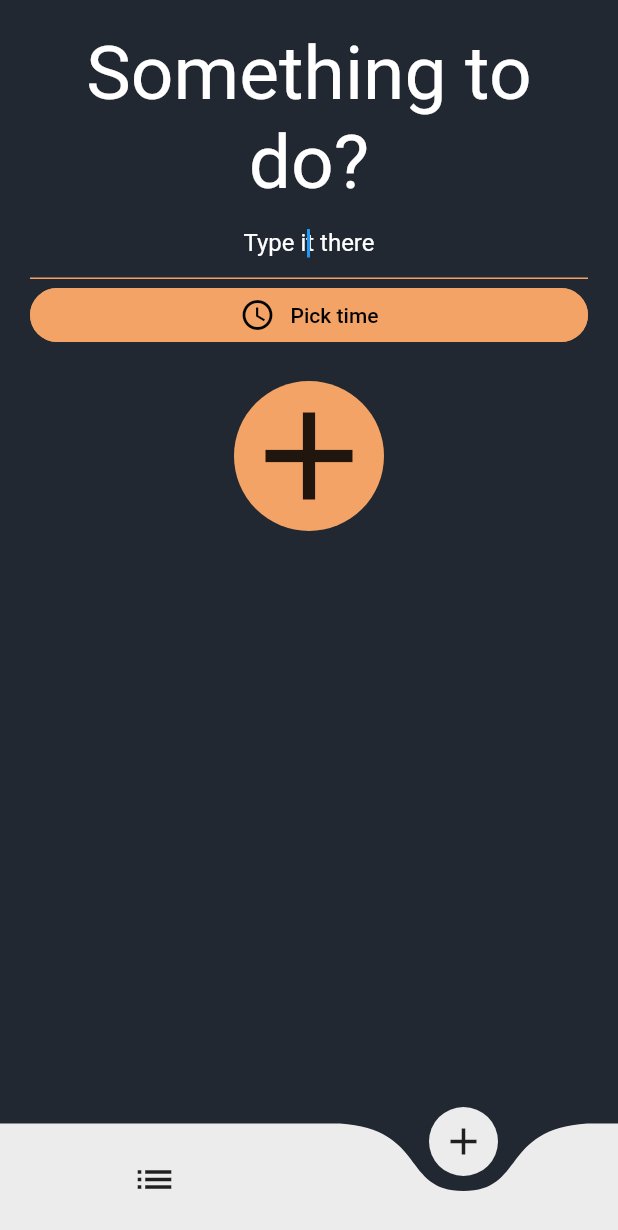
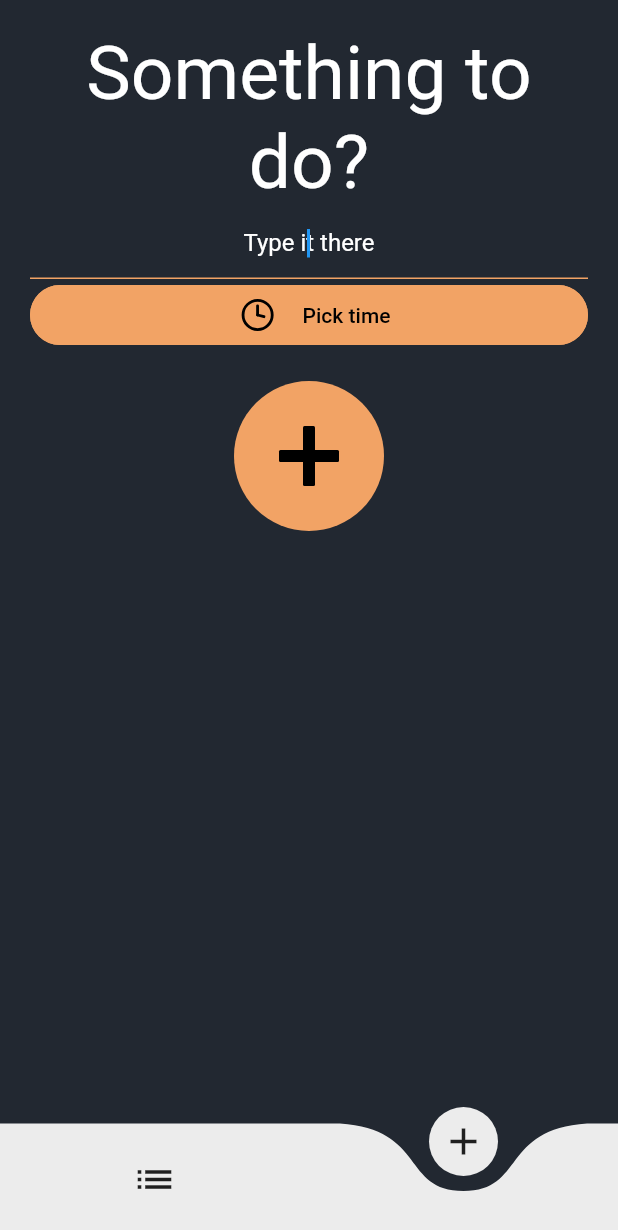
Before and after one commit to Tenebra233/effortless_app, a Flutter app: the screen it shows after launch, item 2 of the bottom bar chosen, on a phone screen of 412 x 824 dp. Shown: the top 1230 px of the screen. Run offline on Flutter 3.47's test engine with Material 2 defaults, Android fonts, the phone set to English and light mode, and no system bars; drawn by our look-alikes of curved_navigation_bar; our stand-ins replace circular_check_box, flare_flutter, flutter_datetime_picker, lottie; missing offline and left inert: fluttie.

Commit message:
Fixed: implemented a circular checkbox for the tasks
Added: animated icons with lottie package

```diff
--- a/lib/screens/add_task_screen.dart
+++ b/lib/screens/add_task_screen.dart
@@ -1,4 +1,5 @@
 import 'package:flutter/material.dart';
+import 'package:lottie/lottie.dart';
 import 'package:provider/provider.dart';
 import 'package:todoey_flutter/models/task_data.dart';
 import 'package:flutter_datetime_picker/flutter_datetime_picker.dart';
@@ -42,7 +43,7 @@ class AddTaskScreen extends StatelessWidget {
           ),
         ),
         child: GestureDetector(
-          onTap: (){
+          onTap: () {
             FocusScope.of(context).requestFocus(new FocusNode());
           },
           child: SingleChildScrollView(
@@ -88,7 +89,6 @@ class AddTaskScreen extends StatelessWidget {
                     onPressed: () {
                       DatePicker.showTimePicker(context,
                           showTitleActions: true,
-
                           showSecondsColumn: false,
                           onChanged: (time) {}, onConfirm: (time) {
                         print('${time.hour}');
@@ -100,9 +100,10 @@ class AddTaskScreen extends StatelessWidget {
                     child: Row(
                       mainAxisAlignment: MainAxisAlignment.center,
                       children: <Widget>[
-                        Icon(
-                          Icons.access_time,
-                          color: Colors.black,
+                        ConstrainedBox(
+                          constraints: BoxConstraints(maxHeight: 40.0, maxWidth: 40.0),
+                          child: Lottie.asset('assets/timePicker.json',
+                              width: 60.0, height: 60.0, repeat: true),
                         ),
                         SizedBox(
                           width: 10.0,
@@ -118,10 +119,8 @@ class AddTaskScreen extends StatelessWidget {
                   children: <Widget>[
                     FlatButton(
                       shape: CircleBorder(),
-                      child: Icon(
-                        Icons.add,
-                        size: 100.0,
-                      ),
+                      child: Lottie.asset('assets/plus.json',
+                          width: 100.0, height: 100.0, repeat: false),
                       color: Color(0xFFF2A365),
                       onPressed: () {
                         FocusScopeNode currentFocus = FocusScope.of(context);
--- a/pubspec.yaml
+++ b/pubspec.yaml
@@ -28,7 +28,9 @@ dependencies:
   flare_checkbox: ^1.0.3
   curved_navigation_bar: ^0.3.2
   flutter_datetime_picker: ^1.3.5
-  animated_text_kit: ^2.0.0
+  circular_check_box: ^1.0.1
+  fluttie: ^0.5.0
+  lottie: ^0.3.3
 
 dev_dependencies:
   flutter_test:
```
Also changed, not shown: assets/noTasks.json (added, +1 -0 lines), assets/plus.json (added, +1 -0 lines), assets/timePicker.json (added, +1 -0 lines), lib/components/fluttie_animations.dart (added, +24 -0 lines), lib/components/tasks_tile.dart (+6 -9 lines), lib/screens/list_of_tasks.dart (+3 -4 lines), lib/screens/tasks_screen.dart (line endings or trailing spaces), pubspec.lock.
